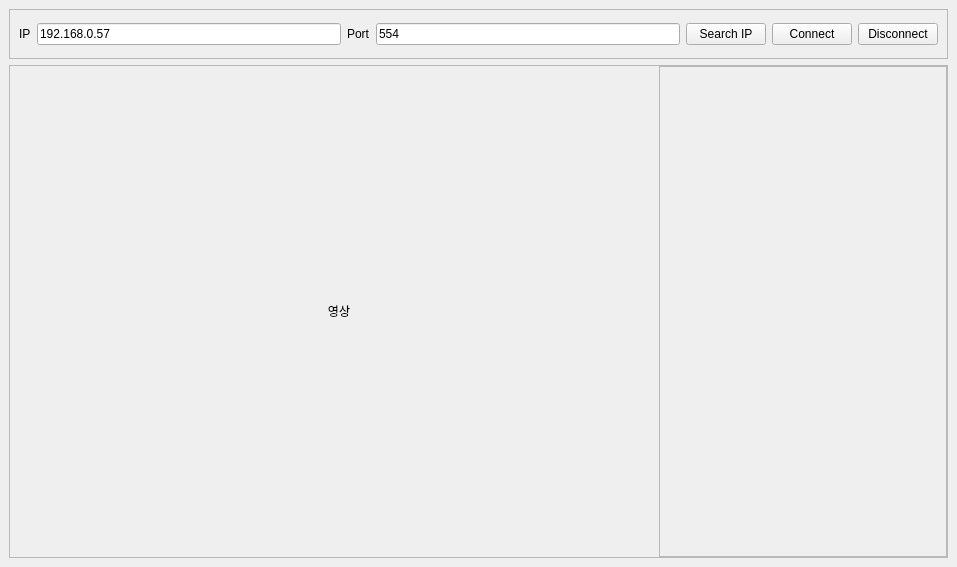
sue9010/IPCamera, file viewer.ui: the form before one commit.
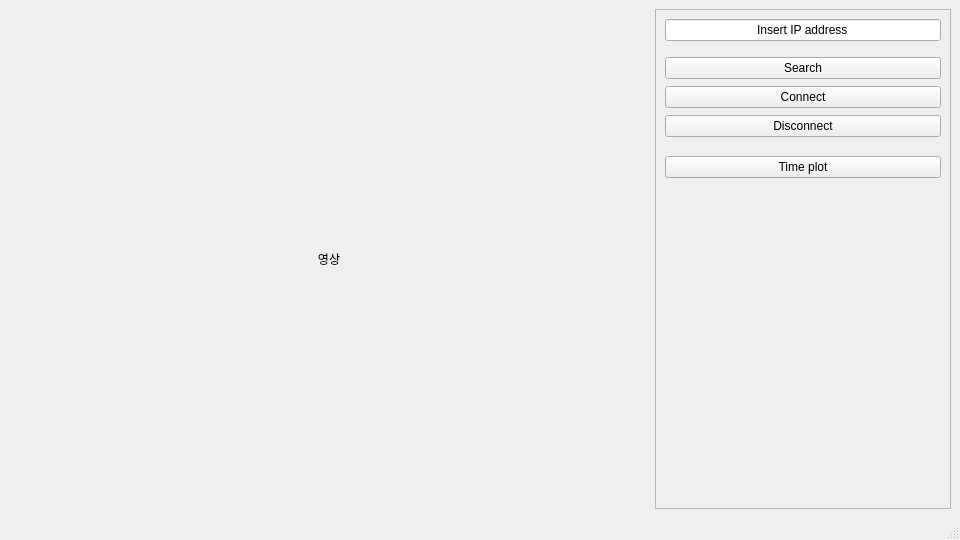
The form after the commit.

Commit message: time plot 기능 추가

What changed in the file:
```diff
--- a/viewer.ui
+++ b/viewer.ui
@@ -6,122 +6,44 @@
    <rect>
     <x>0</x>
     <y>0</y>
-    <width>957</width>
-    <height>567</height>
+    <width>960</width>
+    <height>540</height>
    </rect>
   </property>
   <property name="windowTitle">
    <string>MainWindow</string>
   </property>
   <widget class="QWidget" name="centralwidget">
-   <layout class="QVBoxLayout" name="verticalLayout">
+   <layout class="QHBoxLayout" name="horizontalLayout">
     <item>
-     <widget class="QFrame" name="top_frame">
-      <property name="maximumSize">
+     <widget class="QLabel" name="video_label">
+      <property name="minimumSize">
        <size>
-        <width>16777215</width>
-        <height>50</height>
+        <width>640</width>
+        <height>480</height>
        </size>
       </property>
+      <property name="text">
+       <string>영상</string>
+      </property>
+      <property name="alignment">
+       <set>Qt::AlignCenter</set>
+      </property>
+     </widget>
+    </item>
+    <item>
+     <widget class="QFrame" name="frame">
       <property name="frameShape">
        <enum>QFrame::StyledPanel</enum>
       </property>
       <property name="frameShadow">
        <enum>QFrame::Raised</enum>
       </property>
-      <layout class="QHBoxLayout" name="horizontalLayout">
-       <item>
-        <widget class="QLabel" name="ip_input_label">
-         <property name="text">
-          <string>IP</string>
-         </property>
-        </widget>
-       </item>
+      <layout class="QVBoxLayout" name="verticalLayout">
        <item>
         <widget class="QLineEdit" name="ip_input">
          <property name="text">
-          <string>192.168.0.57</string>
-         </property>
-        </widget>
-       </item>
-       <item>
-        <widget class="QLabel" name="port_input_label">
-         <property name="text">
-          <string>Port</string>
-         </property>
-        </widget>
-       </item>
-       <item>
-        <widget class="QLineEdit" name="port_input">
-         <property name="text">
-          <string>554</string>
-         </property>
-        </widget>
-       </item>
-       <item>
-        <widget class="QPushButton" name="search_button">
-         <property name="text">
-          <string>Search IP</string>
-         </property>
-        </widget>
-       </item>
-       <item>
-        <widget class="QPushButton" name="start_button">
-         <property name="text">
-          <string>Connect</string>
-         </property>
-        </widget>
-       </item>
-       <item>
-        <widget class="QPushButton" name="stop_button">
-         <property name="text">
-          <string>Disconnect</string>
-         </property>
-        </widget>
-       </item>
-      </layout>
-     </widget>
-    </item>
-    <item>
-     <widget class="QFrame" name="main_frame">
-      <property name="frameShape">
-       <enum>QFrame::StyledPanel</enum>
-      </property>
-      <property name="frameShadow">
-       <enum>QFrame::Raised</enum>
-      </property>
-      <layout class="QHBoxLayout" name="horizontalLayout_2">
-       <property name="spacing">
-        <number>0</number>
-       </property>
-       <property name="leftMargin">
-        <number>9</number>
-       </property>
-       <property name="topMargin">
-        <number>0</number>
-       </property>
-       <property name="rightMargin">
-        <number>0</number>
-       </property>
-       <property name="bottomMargin">
-        <number>0</number>
-       </property>
-       <item>
-        <widget class="QLabel" name="video_label">
-         <property name="minimumSize">
-          <size>
-           <width>640</width>
-           <height>480</height>
-          </size>
-         </property>
-         <property name="maximumSize">
-          <size>
-           <width>640</width>
-           <height>480</height>
-          </size>
-         </property>
-         <property name="text">
-          <string>영상</string>
+          <string>Insert IP address</string>
          </property>
          <property name="alignment">
           <set>Qt::AlignCenter</set>
@@ -129,19 +51,55 @@
         </widget>
        </item>
        <item>
-        <widget class="QFrame" name="frame_3">
-         <property name="frameShape">
-          <enum>QFrame::StyledPanel</enum>
-         </property>
-         <property name="frameShadow">
-          <enum>QFrame::Raised</enum>
+        <widget class="QWidget" name="widget" native="true">
+         <property name="maximumSize">
+          <size>
+           <width>16777215</width>
+           <height>100</height>
+          </size>
          </property>
          <layout class="QVBoxLayout" name="verticalLayout_2">
-          <property name="spacing">
+          <property name="leftMargin">
            <number>0</number>
           </property>
+          <property name="rightMargin">
+           <number>0</number>
+          </property>
+          <item>
+           <widget class="QPushButton" name="search_button">
+            <property name="text">
+             <string>Search</string>
+            </property>
+           </widget>
+          </item>
+          <item>
+           <widget class="QPushButton" name="start_button">
+            <property name="text">
+             <string>Connect</string>
+            </property>
+           </widget>
+          </item>
+          <item>
+           <widget class="QPushButton" name="stop_button">
+            <property name="text">
+             <string>Disconnect</string>
+            </property>
+           </widget>
+          </item>
+         </layout>
+        </widget>
+       </item>
+       <item>
+        <widget class="QWidget" name="widget_2" native="true">
+         <property name="maximumSize">
+          <size>
+           <width>16777215</width>
+           <height>29</height>
+          </size>
+         </property>
+         <layout class="QVBoxLayout" name="verticalLayout_3">
           <property name="leftMargin">
-           <number>18</number>
+           <number>0</number>
           </property>
           <property name="topMargin">
            <number>0</number>
@@ -153,34 +111,36 @@
            <number>0</number>
           </property>
           <item>
-           <widget class="QWidget" name="roi_grid" native="true">
-            <layout class="QGridLayout" name="gridLayout">
-             <property name="leftMargin">
-              <number>0</number>
-             </property>
-             <property name="topMargin">
-              <number>0</number>
-             </property>
-             <property name="rightMargin">
-              <number>0</number>
-             </property>
-             <property name="bottomMargin">
-              <number>0</number>
-             </property>
-             <property name="spacing">
-              <number>0</number>
-             </property>
-            </layout>
+           <widget class="QPushButton" name="time_plot_button">
+            <property name="text">
+             <string>Time plot</string>
+            </property>
            </widget>
           </item>
          </layout>
         </widget>
        </item>
+       <item>
+        <widget class="QWidget" name="roi_grid" native="true">
+         <layout class="QGridLayout" name="gridLayout"/>
+        </widget>
+       </item>
       </layout>
      </widget>
     </item>
    </layout>
   </widget>
+  <widget class="QMenuBar" name="menubar">
+   <property name="geometry">
+    <rect>
+     <x>0</x>
+     <y>0</y>
+     <width>960</width>
+     <height>21</height>
+    </rect>
+   </property>
+  </widget>
+  <widget class="QStatusBar" name="statusbar"/>
  </widget>
  <resources/>
  <connections/>
```
The commit also changes 8 other files.
